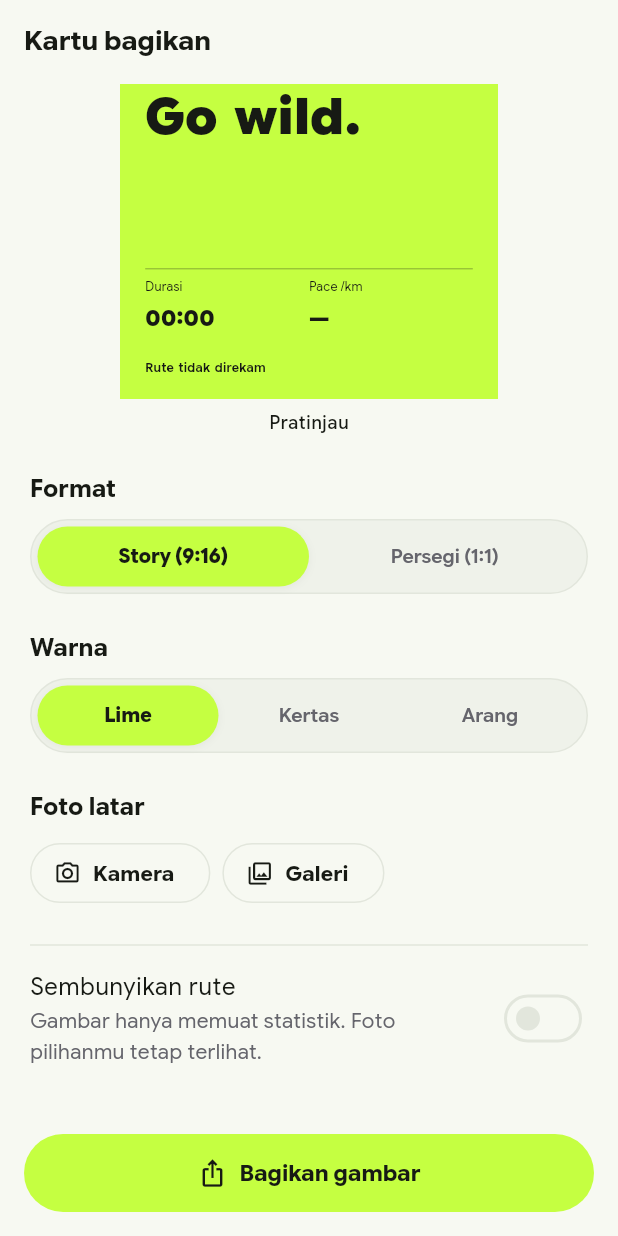
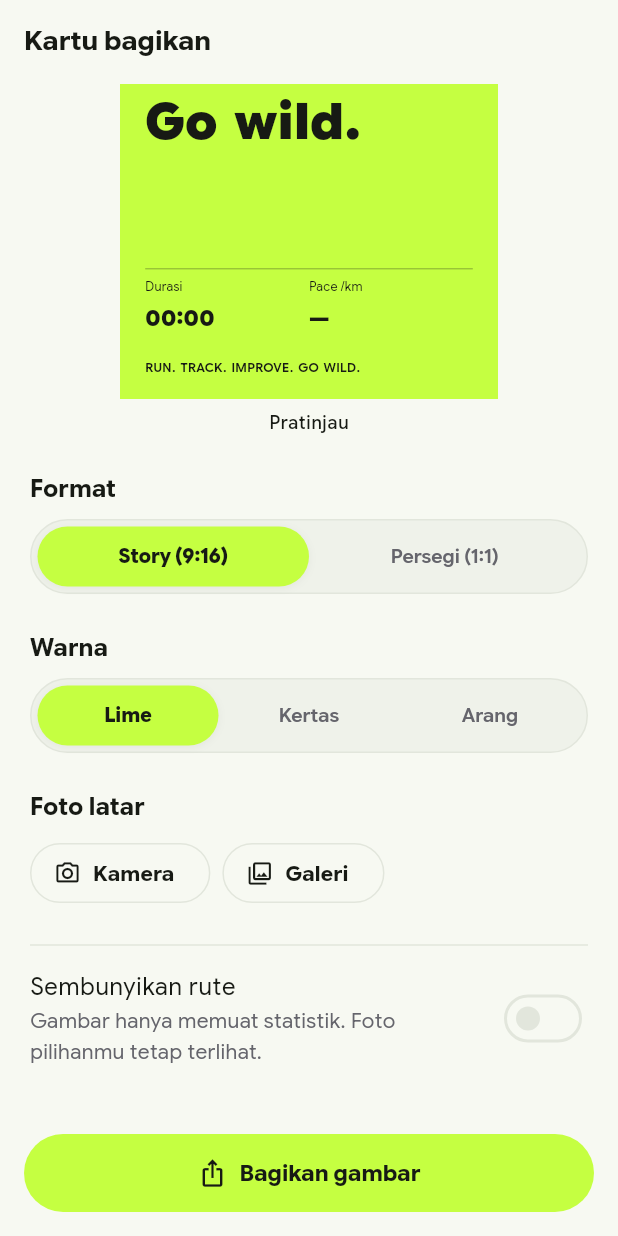
Before and after one commit to renaldyakb/runwild, a Flutter app: the ShareCardScreen screen opened directly with empty values, scrolled down 258 dp, on a phone screen of 412 x 824 dp. Run offline on Flutter 3.47's test engine with Material 3 defaults, Android fonts, the phone set to English and light mode, and no system bars; our stand-ins replace cloud_firestore, drift, firebase_auth, firebase_core, fl_chart, flutter_local_notifications and 13 more; missing offline and left inert: audio_session; accounts and stored records are empty; network calls fail; statements that could not run were skipped; project files that could hold a hidden picture were left out.

Commit message:
fix: perbaiki share card, toggle map detail aktivitas, dan inisialisasi auth release

```diff
--- a/lib/features/profile/application/initial_profile.dart
+++ b/lib/features/profile/application/initial_profile.dart
@@ -38,8 +38,9 @@ Future<String> destinationAfterSignIn(
   try {
     if (await repository.exists()) return '/';
   } on Exception {
-    // The setup screen offers retry when the profile cannot be read.
-    return '/profile/setup';
+    // If reading profile fails (offline, connection, or unconfigured firestore),
+    // let authenticated user proceed to home screen rather than locking them out.
+    return '/';
   }
   return '/profile/setup';
 }
--- a/lib/features/run/presentation/share_card_widget.dart
+++ b/lib/features/run/presentation/share_card_widget.dart
@@ -100,7 +100,7 @@ class ShareCardWidget extends StatelessWidget {
                     ColoredBox(color: RwColors.ink950.withValues(alpha: 0.70)),
                   ],
                   Padding(
-                    padding: const EdgeInsets.all(RwSpace.lg),
+                    padding: EdgeInsets.all(story ? RwSpace.lg : RwSpace.md),
                     child: Column(
                       crossAxisAlignment: CrossAxisAlignment.start,
                       children: [
@@ -108,19 +108,25 @@ class ShareCardWidget extends StatelessWidget {
                           children: [
                             Text(
                               'RUNWILD',
-                              style: type(RwType.body, weight: FontWeight.w900),
+                              style: type(
+                                story ? RwType.body : 13,
+                                weight: FontWeight.w900,
+                              ),
                             ),
                             const Spacer(),
                             Text(
                               DateFormat('dd.MM.yyyy')
                                   .format(summary.startedAt),
-                              style: type(RwType.label),
+                              style: type(story ? RwType.label : 11),
                             ),
                           ],
                         ),
-                        SizedBox(height: story ? RwSpace.xxl : RwSpace.md),
-                        Text(s.shareRun, style: type(RwType.label)),
-                        const SizedBox(height: RwSpace.xs),
+                        SizedBox(height: story ? RwSpace.xxl : RwSpace.xs),
+                        Text(
+                          s.shareRun,
+                          style: type(story ? RwType.label : 10),
+                        ),
+                        SizedBox(height: story ? RwSpace.xs : 2),
                         Row(
                           crossAxisAlignment: CrossAxisAlignment.baseline,
                           textBaseline: TextBaseline.alphabetic,
@@ -132,7 +138,7 @@ class ShareCardWidget extends StatelessWidget {
                                   (summary.distanceMeters / 1000)
                                       .toStringAsFixed(2),
                                   style: type(
-                                    RwType.displayXL,
+                                    story ? RwType.displayXL : 34.0,
                                     weight: FontWeight.w900,
                                   ).copyWith(letterSpacing: RwType.tight),
                                 ),
@@ -141,10 +147,11 @@ class ShareCardWidget extends StatelessWidget {
                             const SizedBox(width: RwSpace.xs),
                             Text(
                               s.shareDistanceUnit,
-                              style: type(RwType.title),
+                              style: type(story ? RwType.title : 16.0),
                             ),
                           ],
                         ),
+                        SizedBox(height: story ? RwSpace.xs : 2),
                         Expanded(
                           child: SizedBox.expand(
                             child: hasRoute
@@ -157,8 +164,8 @@ class ShareCardWidget extends StatelessWidget {
                                     startMarkerColor: ink,
                                     finishMarkerColor: ink,
                                     backgroundColor: RwColors.transparent,
-                                    padding: RwSpace.lg,
-                                    strokeWidth: RwSize.focus,
+                                    padding: story ? RwSpace.lg : RwSpace.xs,
+                                    strokeWidth: story ? RwSize.focus : 2.5,
                                   )
                                 : Align(
                                     alignment: Alignment.centerLeft,
@@ -175,13 +182,16 @@ class ShareCardWidget extends StatelessWidget {
                         if (personalBests.isNotEmpty) ...[
                           Text(
                             s.shareRecord,
-                            style: type(RwType.label, weight: FontWeight.w800),
+                            style: type(
+                              story ? RwType.label : 10,
+                              weight: FontWeight.w800,
+                            ),
                           ),
-                          const SizedBox(height: RwSpace.xs),
+                          SizedBox(height: story ? RwSpace.xs : 2),
                         ],
                         Divider(
                           color: ink.withValues(alpha: 0.35),
-                          height: RwSpace.md,
+                          height: story ? RwSpace.md : RwSpace.xs,
                         ),
                         Row(
                           children: [
@@ -190,6 +200,7 @@ class ShareCardWidget extends StatelessWidget {
                                 label: s.shareDuration,
                                 value: _formatDuration(summary.movingTime),
                                 color: ink,
+                                compact: !story,
                               ),
                             ),
                             Expanded(
@@ -197,18 +208,15 @@ class ShareCardWidget extends StatelessWidget {
                                 label: s.sharePace,
                                 value: _formatPace(summary.averagePace),
                                 color: ink,
+                                compact: !story,
                               ),
                             ),
                           ],
                         ),
-                        SizedBox(height: story ? RwSpace.lg : RwSpace.sm),
+                        SizedBox(height: story ? RwSpace.lg : RwSpace.xs),
                         Text(
-                          hideRoute
-                              ? s.shareRouteHidden
-                              : hasRoute
-                              ? 'RUN. TRACK. IMPROVE. GO WILD.'
-                              : s.shareNoRoute,
-                          style: type(RwType.label),
+                          'RUN. TRACK. IMPROVE. GO WILD.',
+                          style: type(story ? RwType.label : 10),
                         ),
                       ],
                     ),
@@ -228,10 +236,12 @@ class _Metric extends StatelessWidget {
     required this.label,
     required this.value,
     required this.color,
+    this.compact = false,
   });
   final String label;
   final String value;
   final Color color;
+  final bool compact;
   @override
   Widget build(BuildContext context) => Column(
     crossAxisAlignment: CrossAxisAlignment.start,
@@ -241,16 +251,16 @@ class _Metric extends StatelessWidget {
         style: TextStyle(
           fontFamily: RwType.family,
           color: color,
-          fontSize: RwType.label,
+          fontSize: compact ? 9.0 : RwType.label,
         ),
       ),
-      const SizedBox(height: RwSpace.xxs),
+      SizedBox(height: compact ? 1 : RwSpace.xxs),
       Text(
         value,
         style: TextStyle(
           fontFamily: RwType.family,
           color: color,
-          fontSize: RwType.title,
+          fontSize: compact ? 14.0 : RwType.title,
           fontWeight: FontWeight.w800,
         ),
       ),
```
Also changed, not shown: lib/core/services/firebase_bootstrap.dart (+11 -4 lines), lib/features/activities/presentation/activity_detail_screen.dart (+75 -48 lines), lib/features/profile/presentation/profile_setup_screen.dart (+12 -0 lines).
